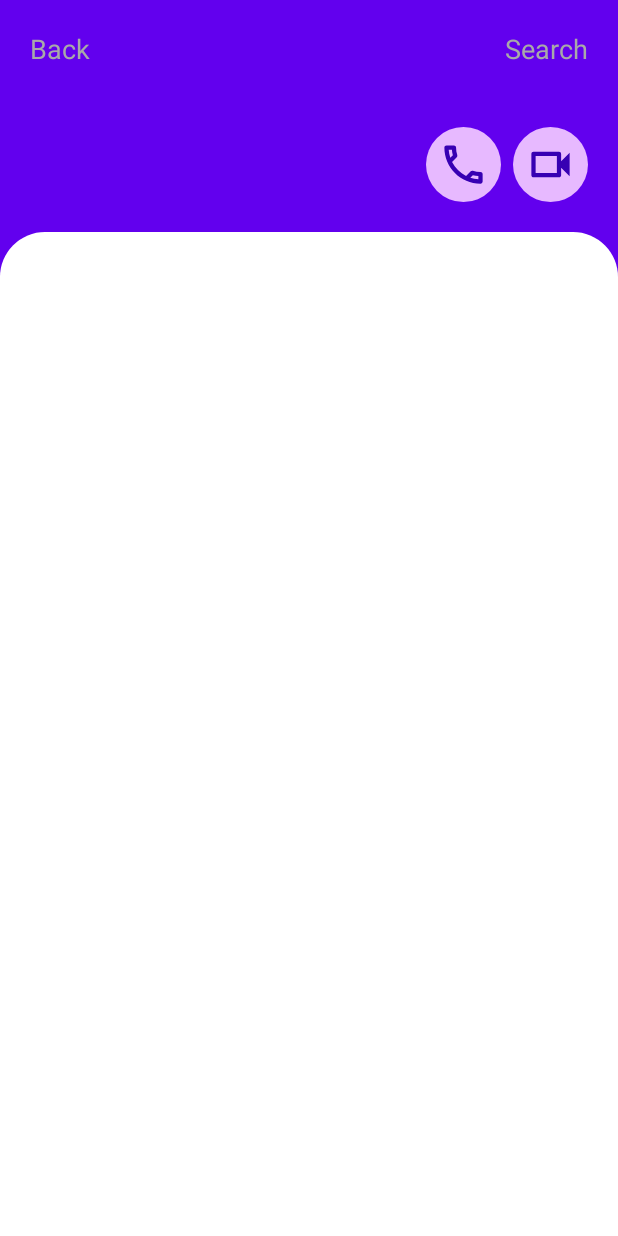
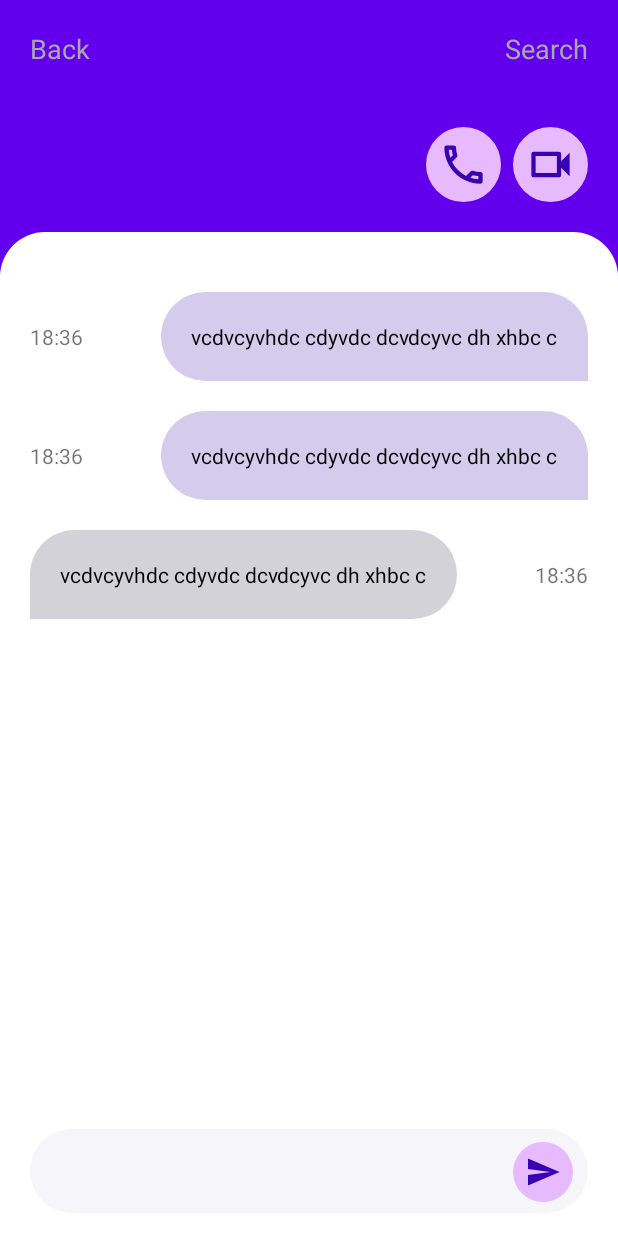
Before and after one commit to Abu-muhab/rave_chat, an Android app: the fragment ChatFragment placed in its activity, on a phone screen of 412 x 824 dp. Run offline under Robolectric (Android 15) with nearby library versions, the phone set to English and light mode, and no system bars; our stand-ins replace Room's generated code, data binding; 3 statements that could not run were skipped.

Commit message:
chat ui complete impelmentation || dummy data

```diff
--- a/app/src/main/AndroidManifest.xml
+++ b/app/src/main/AndroidManifest.xml
@@ -9,7 +9,8 @@
         android:roundIcon="@mipmap/ic_launcher_round"
         android:supportsRtl="true"
         android:theme="@style/Theme.Chat">
-        <activity android:name=".activities.MainActivity">
+        <activity android:name=".activities.MainActivity"
+            android:windowSoftInputMode="adjustResize">
             <intent-filter>
                 <action android:name="android.intent.action.MAIN" />
 
--- /dev/null
+++ b/app/src/main/res/drawable/chat_box_oval.xml
@@ -0,0 +1,4 @@
+<?xml version="1.0" encoding="utf-8"?>
+<shape xmlns:android="http://schemas.android.com/apk/res/android">
+    <corners android:radius="30dp"/>
+</shape>
--- /dev/null
+++ b/app/src/main/res/drawable/ic_baseline_send_24.xml
@@ -0,0 +1,11 @@
+<vector xmlns:android="http://schemas.android.com/apk/res/android"
+    android:width="24dp"
+    android:height="24dp"
+    android:viewportWidth="24"
+    android:viewportHeight="24"
+    android:tint="?attr/colorControlNormal"
+    android:autoMirrored="true">
+  <path
+      android:fillColor="@android:color/white"
+      android:pathData="M2.01,21L23,12 2.01,3 2,10l15,2 -15,2z"/>
+</vector>
--- /dev/null
+++ b/app/src/main/res/drawable/message_card_oval.xml
@@ -0,0 +1,4 @@
+<?xml version="1.0" encoding="utf-8"?>
+<shape xmlns:android="http://schemas.android.com/apk/res/android">
+    <corners android:topLeftRadius="30dp" android:topRightRadius="30dp" android:bottomLeftRadius="30dp"/>
+</shape>
--- /dev/null
+++ b/app/src/main/res/drawable/message_card_oval_incoming.xml
@@ -0,0 +1,4 @@
+<?xml version="1.0" encoding="utf-8"?>
+<shape xmlns:android="http://schemas.android.com/apk/res/android">
+    <corners android:topLeftRadius="30dp" android:topRightRadius="30dp" android:bottomRightRadius="30dp"/>
+</shape>
--- a/app/src/main/res/layout/fragment_chat.xml
+++ b/app/src/main/res/layout/fragment_chat.xml
@@ -10,17 +10,22 @@
             type="com.abumuhab.chat.models.ChatPreview" />
     </data>
 
-    <LinearLayout
+    <androidx.constraintlayout.widget.ConstraintLayout
         android:layout_width="match_parent"
         android:layout_height="match_parent"
         android:background="@color/primary_light"
-        android:orientation="vertical">
+        android:orientation="vertical"
+        android:layout_marginBottom="10dp">
 
         <LinearLayout
+            android:id="@+id/linearLayout3"
             android:layout_width="match_parent"
             android:layout_height="wrap_content"
             android:gravity="bottom"
-            android:orientation="vertical">
+            android:orientation="vertical"
+            app:layout_constraintBottom_toTopOf="@+id/messageList"
+            app:layout_constraintTop_toTopOf="parent"
+            app:layout_constraintVertical_chainStyle="spread_inside">
 
             <androidx.constraintlayout.widget.ConstraintLayout
                 android:layout_width="match_parent"
@@ -60,14 +65,14 @@
                     android:id="@+id/textView"
                     android:layout_width="wrap_content"
                     android:layout_height="wrap_content"
-                    tools:text="\@abumuhab"
                     android:text="@{preview.name}"
                     android:textColor="@color/white"
                     android:textSize="30sp"
                     android:textStyle="bold"
                     app:layout_constraintBottom_toBottomOf="parent"
                     app:layout_constraintStart_toStartOf="parent"
-                    app:layout_constraintTop_toTopOf="parent" />
+                    app:layout_constraintTop_toTopOf="parent"
+                    tools:text="\@abumuhab" />
 
                 <ImageView
                     android:id="@+id/imageView"
@@ -97,16 +102,93 @@
             </androidx.constraintlayout.widget.ConstraintLayout>
         </LinearLayout>
 
-        <androidx.recyclerview.widget.RecyclerView
+        <androidx.constraintlayout.widget.ConstraintLayout
             android:id="@+id/messageList"
             android:layout_width="match_parent"
-            android:layout_height="match_parent"
+            android:layout_height="0dp"
             android:background="@drawable/rounded_top_container"
             android:backgroundTint="@color/white"
+            android:orientation="vertical"
             android:overScrollMode="never"
             android:paddingLeft="20dp"
             android:paddingTop="40dp"
             android:paddingRight="20dp"
-            app:layoutManager="androidx.recyclerview.widget.LinearLayoutManager" />
-    </LinearLayout>
+            app:layoutManager="androidx.recyclerview.widget.LinearLayoutManager"
+            app:layout_constraintBottom_toBottomOf="parent"
+            app:layout_constraintEnd_toEndOf="parent"
+            app:layout_constraintHorizontal_bias="0.5"
+            app:layout_constraintStart_toStartOf="parent"
+            app:layout_constraintTop_toBottomOf="@+id/linearLayout3">
+
+            <LinearLayout
+                android:id="@+id/linearLayout4"
+                android:layout_width="match_parent"
+                android:layout_height="0dp"
+                android:orientation="vertical"
+                app:layout_constraintBottom_toTopOf="@+id/linearLayout2"
+                app:layout_constraintTop_toTopOf="parent"
+                tools:layout_editor_absoluteX="20dp">
+
+                <include layout="@layout/message_card" />
+
+                <include layout="@layout/message_card" />
+
+                <include layout="@layout/message_card_receiver" />
+            </LinearLayout>
+
+            <androidx.constraintlayout.widget.ConstraintLayout
+                android:id="@+id/linearLayout2"
+                android:layout_width="match_parent"
+                android:layout_height="wrap_content"
+                android:layout_marginBottom="5dp"
+                android:background="@drawable/chat_box_oval"
+                android:backgroundTint="@color/kinda_white"
+                android:gravity="center"
+                android:orientation="horizontal"
+                android:paddingStart="20dp"
+                android:paddingEnd="10dp"
+                app:layout_constraintBottom_toBottomOf="parent"
+                app:layout_constraintEnd_toEndOf="parent"
+                app:layout_constraintHorizontal_bias="0.5"
+                app:layout_constraintStart_toStartOf="parent"
+                app:layout_constraintTop_toBottomOf="@+id/linearLayout4">
+
+                <com.google.android.material.textfield.TextInputLayout
+                    android:id="@+id/textInputLayout"
+                    style="@style/Widget.MaterialComponents.TextInputLayout.FilledBox"
+                    android:layout_width="0dp"
+                    android:layout_height="wrap_content"
+                    android:background="@android:color/transparent"
+                    app:boxBackgroundColor="@android:color/transparent"
+                    app:boxStrokeWidth="0dp"
+                    app:boxStrokeWidthFocused="0dp"
+                    app:layout_constraintBottom_toBottomOf="parent"
+                    app:layout_constraintEnd_toStartOf="@+id/imageView2"
+                    app:layout_constraintHorizontal_bias="0.5"
+                    app:layout_constraintStart_toStartOf="parent"
+                    app:layout_constraintTop_toTopOf="parent">
+
+                    <com.google.android.material.textfield.TextInputEditText
+                        android:layout_width="match_parent"
+                        android:layout_height="wrap_content"
+                        android:background="@android:color/transparent" />
+                </com.google.android.material.textfield.TextInputLayout>
+
+                <ImageView
+                    android:id="@+id/imageView2"
+                    android:layout_width="40dp"
+                    android:layout_height="40dp"
+                    android:layout_marginBottom="7dp"
+                    android:background="@drawable/oval_border"
+                    android:backgroundTint="@color/accent"
+                    android:padding="8dp"
+                    android:src="@drawable/ic_baseline_send_24"
+                    app:layout_constraintBottom_toBottomOf="parent"
+                    app:layout_constraintEnd_toEndOf="parent"
+                    app:layout_constraintHorizontal_bias="0.5"
+                    app:layout_constraintStart_toEndOf="@+id/textInputLayout"
+                    app:tint="@color/primary" />
+            </androidx.constraintlayout.widget.ConstraintLayout>
+        </androidx.constraintlayout.widget.ConstraintLayout>
+    </androidx.constraintlayout.widget.ConstraintLayout>
 </layout>
--- /dev/null
+++ b/app/src/main/res/layout/message_card.xml
@@ -0,0 +1,44 @@
+<?xml version="1.0" encoding="utf-8"?>
+<androidx.constraintlayout.widget.ConstraintLayout xmlns:android="http://schemas.android.com/apk/res/android"
+    xmlns:app="http://schemas.android.com/apk/res-auto"
+    xmlns:tools="http://schemas.android.com/tools"
+    android:layout_width="match_parent"
+    android:layout_height="wrap_content"
+    android:orientation="horizontal"
+    android:layout_marginBottom="20dp">
+
+    <TextView
+        android:id="@+id/textView3"
+        android:layout_width="wrap_content"
+        android:layout_height="wrap_content"
+        android:text="18:36"
+        app:layout_constraintBottom_toBottomOf="parent"
+        app:layout_constraintEnd_toStartOf="@+id/linearLayout"
+        app:layout_constraintHorizontal_bias="0.0"
+        app:layout_constraintHorizontal_chainStyle="spread_inside"
+        app:layout_constraintStart_toStartOf="parent"
+        app:layout_constraintTop_toTopOf="parent" />
+
+    <LinearLayout
+        android:id="@+id/linearLayout"
+        android:layout_width="wrap_content"
+        android:layout_height="wrap_content"
+        android:orientation="horizontal"
+        android:padding="20dp"
+        android:background="@drawable/message_card_oval"
+        android:backgroundTint="@color/light_purple"
+        app:layout_constraintBottom_toBottomOf="parent"
+        app:layout_constraintEnd_toEndOf="parent"
+        app:layout_constraintHorizontal_bias="0.5"
+        app:layout_constraintStart_toEndOf="@+id/textView3"
+        app:layout_constraintTop_toTopOf="parent">
+
+        <TextView
+            android:id="@+id/textView2"
+            android:layout_width="wrap_content"
+            android:layout_height="wrap_content"
+            android:textColor="@color/black"
+            android:text="vcdvcyvhdc cdyvdc dcvdcyvc dh xhbc c" />
+    </LinearLayout>
+
+</androidx.constraintlayout.widget.ConstraintLayout>
--- /dev/null
+++ b/app/src/main/res/layout/message_card_receiver.xml
@@ -0,0 +1,46 @@
+<?xml version="1.0" encoding="utf-8"?>
+<androidx.constraintlayout.widget.ConstraintLayout xmlns:android="http://schemas.android.com/apk/res/android"
+    xmlns:app="http://schemas.android.com/apk/res-auto"
+    xmlns:tools="http://schemas.android.com/tools"
+    android:layout_width="match_parent"
+    android:layout_height="wrap_content"
+    android:orientation="horizontal"
+    android:layout_marginBottom="20dp">
+
+    <LinearLayout
+        android:id="@+id/linearLayout"
+        android:layout_width="wrap_content"
+        android:layout_height="wrap_content"
+        android:background="@drawable/message_card_oval_incoming"
+        android:backgroundTint="@color/incoming_light_purple"
+        android:orientation="horizontal"
+        android:padding="20dp"
+
+        app:layout_constraintBottom_toBottomOf="parent"
+        app:layout_constraintEnd_toStartOf="@+id/textView3"
+        app:layout_constraintHorizontal_bias="0.5"
+        app:layout_constraintHorizontal_chainStyle="spread_inside"
+        app:layout_constraintStart_toStartOf="parent"
+        app:layout_constraintTop_toTopOf="parent">
+
+        <TextView
+            android:id="@+id/textView2"
+            android:layout_width="wrap_content"
+            android:layout_height="wrap_content"
+            android:text="vcdvcyvhdc cdyvdc dcvdcyvc dh xhbc c"
+            android:textColor="@color/black" />
+    </LinearLayout>
+
+    <TextView
+        android:id="@+id/textView3"
+        android:layout_width="wrap_content"
+        android:layout_height="wrap_content"
+        android:text="18:36"
+        app:layout_constraintBottom_toBottomOf="parent"
+        app:layout_constraintEnd_toEndOf="parent"
+        app:layout_constraintHorizontal_bias="0.5"
+        app:layout_constraintStart_toEndOf="@+id/linearLayout"
+        app:layout_constraintTop_toTopOf="parent" />
+
+
+</androidx.constraintlayout.widget.ConstraintLayout>
--- a/app/src/main/res/values/colors.xml
+++ b/app/src/main/res/values/colors.xml
@@ -11,4 +11,7 @@
     <color name="accent">#e7b9ff</color>
     <color name="primary_light">#FF6200EE</color>
     <color name="darkGrey">#A9A9A9</color>
+    <color name="light_purple">#d3cced</color>
+    <color name="incoming_light_purple">#d4d2d9</color>
+    <color name="kinda_white">#f6f5fa</color>
 </resources>
```
